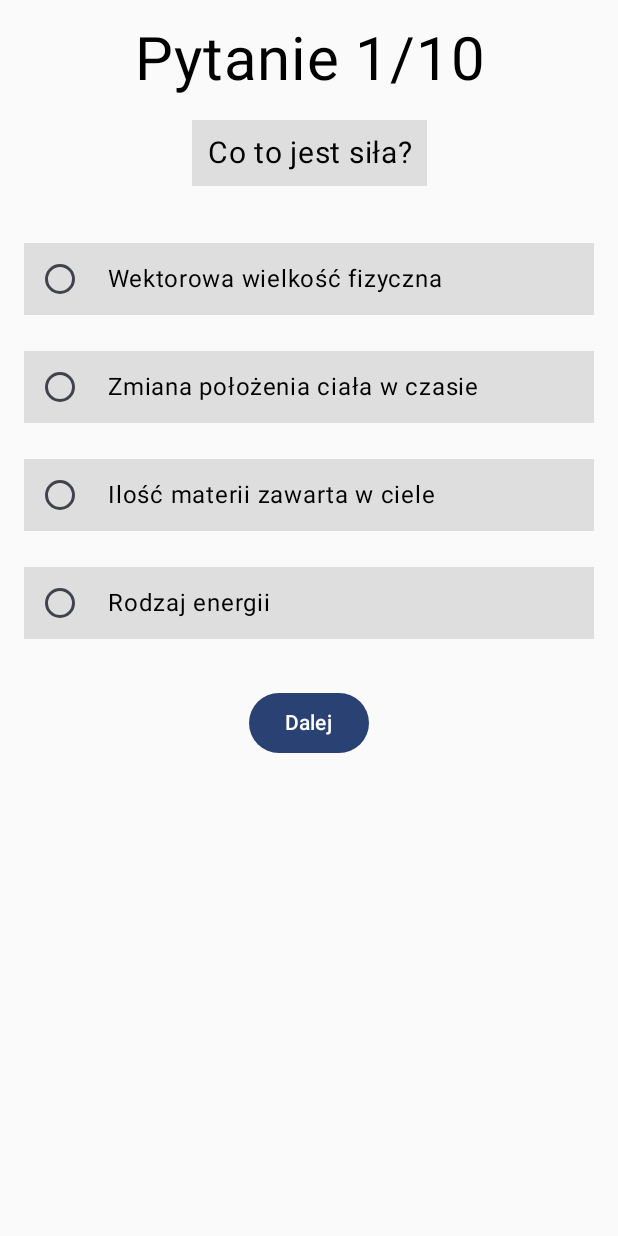
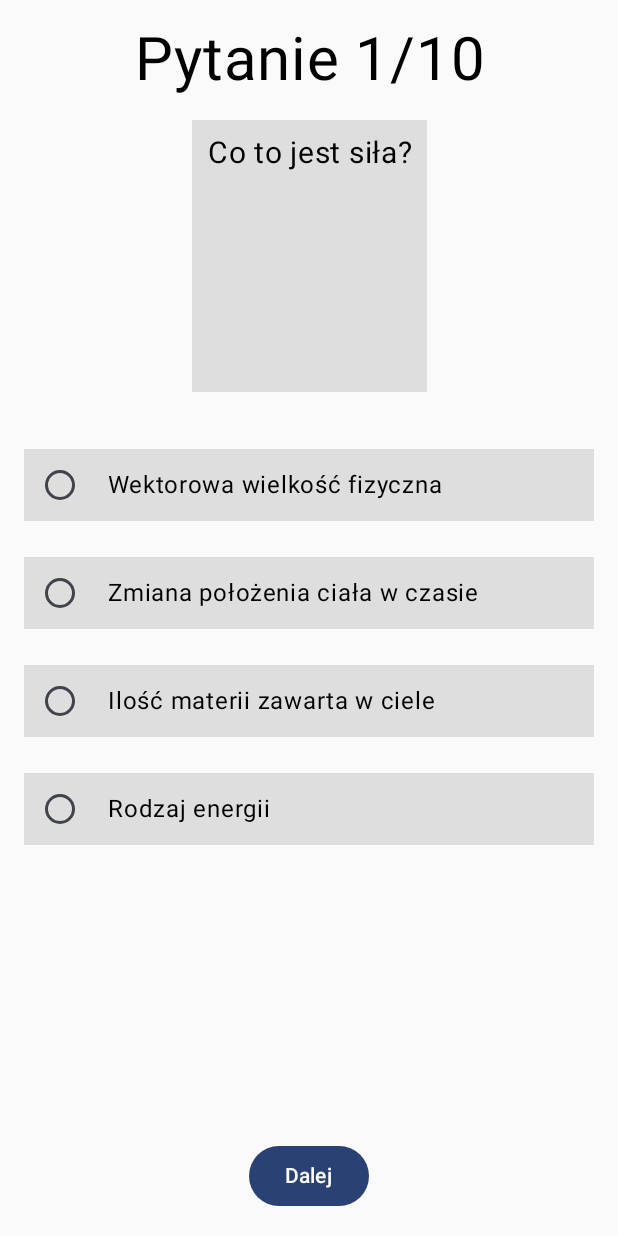
Before and after one commit to TomaszewskiKacper/PUM, an Android app built with Jetpack Compose: the screen it shows after launch (MainActivity), on a phone screen of 412 x 824 dp. Run offline under Robolectric (Android 15) with nearby library versions, the phone set to English and light mode, and no system bars.

Commit message:
update L4

```diff
--- a/Lista4/app/src/main/java/com/example/lista4/MainActivity.kt
+++ b/Lista4/app/src/main/java/com/example/lista4/MainActivity.kt
@@ -81,11 +81,11 @@ fun QuizScreen(questionList: List<String>, answerList: List<List<String>>, corre
                 text = questionList[currentQuestion],
                 textAlign = TextAlign.Center,
                 fontSize = 20.sp,
-                modifier = Modifier.background(Color(222,222,222), RectangleShape).padding(10.dp)
+                modifier = Modifier.background(Color(222,222,222), RectangleShape).padding(10.dp).weight(0.2f)
             )
             Spacer(modifier = Modifier.height(30.dp))
 
-            Column(modifier = Modifier.fillMaxWidth()) {    //COLUMN WITH RADIO BUTTONS
+            Column(modifier = Modifier.fillMaxWidth().weight(0.5f)) {    //COLUMN WITH RADIO BUTTONS
                 answerList[currentQuestion].forEachIndexed { index, answer ->
                     Row(
                         verticalAlignment = Alignment.CenterVertically,
```
